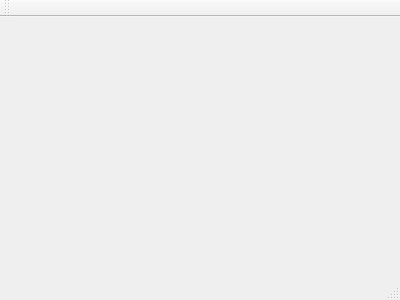
Old version of the form c++/mingw/bk01/ch05/ex4/mainwindow.ui in the repository mornhuang/study.
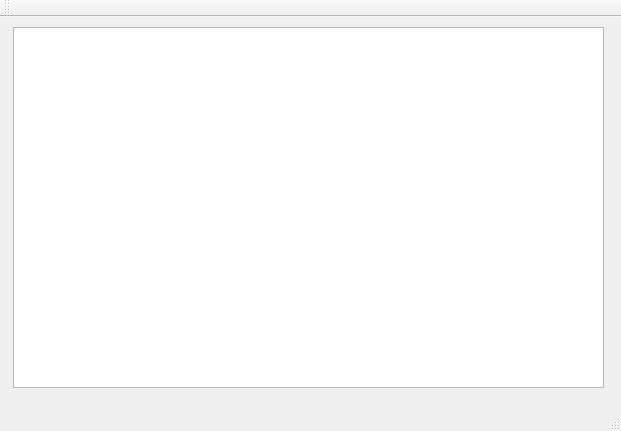
New version of the form.

```diff
--- a/c++/mingw/bk01/ch05/ex4/mainwindow.ui
+++ b/c++/mingw/bk01/ch05/ex4/mainwindow.ui
@@ -1,24 +1,50 @@
 <ui version="4.0">
  <class>MainWindow</class>
- <widget class="QMainWindow" name="MainWindow" >
-  <property name="geometry" >
+ <widget class="QMainWindow" name="MainWindow">
+  <property name="geometry">
    <rect>
     <x>0</x>
     <y>0</y>
-    <width>400</width>
-    <height>300</height>
+    <width>621</width>
+    <height>431</height>
    </rect>
   </property>
   <property name="windowTitle" >
    <string>MainWindow</string>
   </property>
-  <widget class="QMenuBar" name="menuBar" />
-  <widget class="QToolBar" name="mainToolBar" />
-  <widget class="QWidget" name="centralWidget" />
-  <widget class="QStatusBar" name="statusBar" />
+  <widget class="QWidget" name="centralWidget">
+   <widget class="QTextEdit" name="textEdit">
+    <property name="geometry">
+     <rect>
+      <x>13</x>
+      <y>10</y>
+      <width>591</width>
+      <height>361</height>
+     </rect>
+    </property>
+   </widget>
+  </widget>
+  <widget class="QMenuBar" name="menuBar">
+   <property name="geometry">
+    <rect>
+     <x>0</x>
+     <y>0</y>
+     <width>621</width>
+     <height>21</height>
+    </rect>
+   </property>
+  </widget>
+  <widget class="QToolBar" name="mainToolBar">
+   <attribute name="toolBarArea">
+    <enum>TopToolBarArea</enum>
+   </attribute>
+   <attribute name="toolBarBreak">
+    <bool>false</bool>
+   </attribute>
+  </widget>
+  <widget class="QStatusBar" name="statusBar"/>
  </widget>
- <layoutDefault spacing="6" margin="11" />
- <pixmapfunction></pixmapfunction>
+ <layoutdefault spacing="6" margin="11"/>
  <resources/>
  <connections/>
 </ui>
```
Left out of the diff: 3 changed lines with no effect on the pictures.
